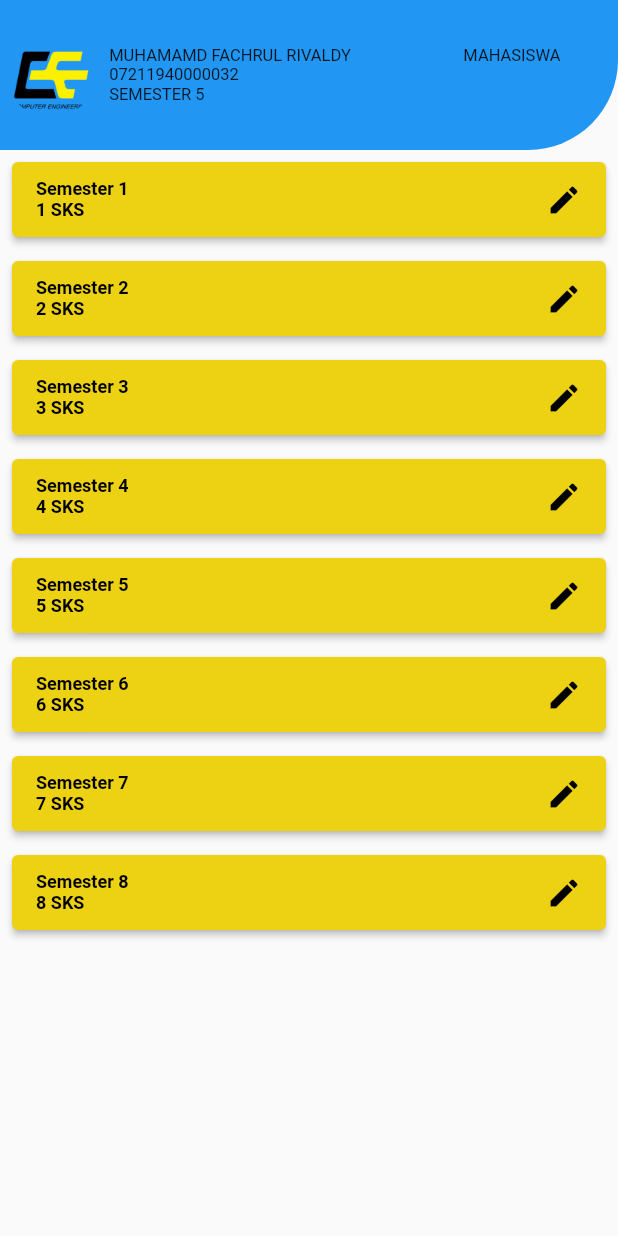
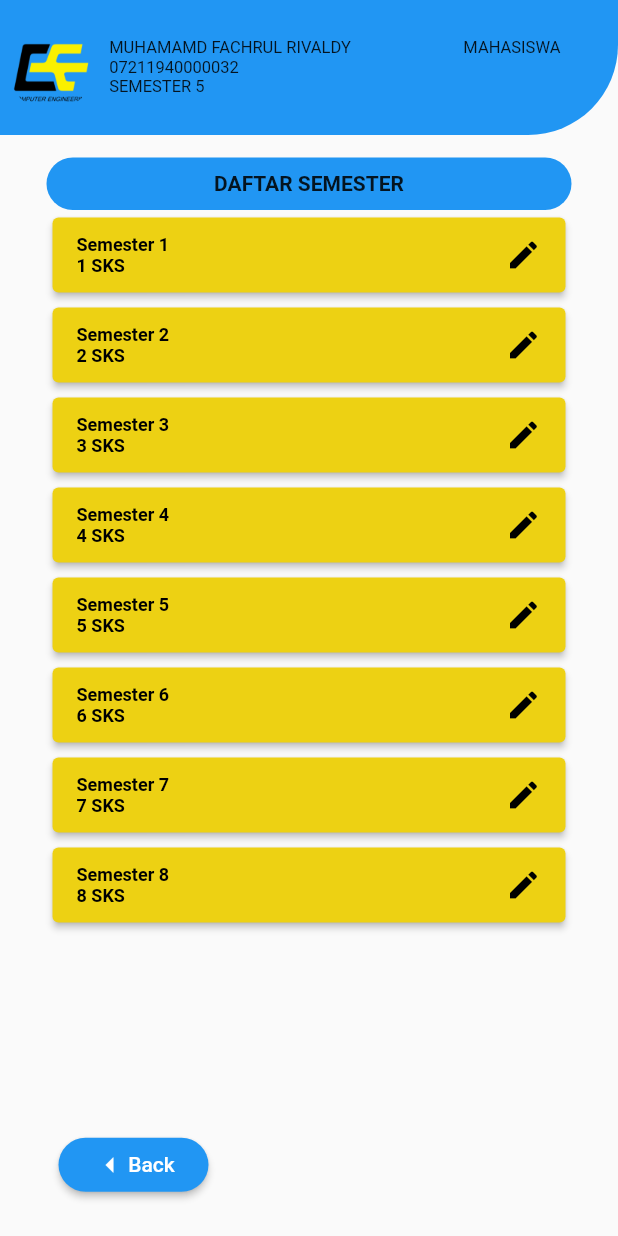
Before and after one commit to FachrulRivaldy/DTK, a Flutter app: the PageSemester screen opened directly, on a phone screen of 412 x 824 dp. Run offline on Flutter 3.47's test engine with Material 2 defaults, Android fonts, the phone set to English and light mode, and no system bars.

Commit message:
pagesemester

```diff
--- a/lib/buttontemplate.dart
+++ b/lib/buttontemplate.dart
@@ -99,7 +99,7 @@ class LongYellow extends StatelessWidget {
   @override
   Widget build(BuildContext context) {
     return Padding(
-      padding: const EdgeInsets.all(8.0),
+      padding: const EdgeInsets.symmetric(horizontal: 35, vertical: 5),
       child: Container(
         height: 50,
         width: 325,
--- a/lib/pagesemester.dart
+++ b/lib/pagesemester.dart
@@ -1,6 +1,7 @@
 import 'package:dtk_database_tekkom/buttontemplate.dart';
 import 'package:flutter/material.dart';
 import 'package:dtk_database_tekkom/loginpage.dart';
+import 'package:dtk_database_tekkom/mainmenu.dart';
 
 class PageSemesterTop extends StatelessWidget {
   const PageSemesterTop({Key? key}) : super(key: key);
@@ -10,7 +11,7 @@ class PageSemesterTop extends StatelessWidget {
     return Container(
         padding: EdgeInsets.symmetric(horizontal: 5),
         width: MediaQuery.of(context).size.width,
-        height: 100,
+        height: 90,
         decoration: BoxDecoration(
             color: Colors.blue,
             borderRadius: BorderRadius.only(bottomRight: Radius.circular(60))),
@@ -65,6 +66,25 @@ class PageSemester extends StatelessWidget {
         child: Column(
           children: [
             PageSemesterTop(),
+            SizedBox(
+              height: 15,
+            ),
+            Container(
+              width: 350,
+              height: 35,
+              decoration: BoxDecoration(
+                  borderRadius: BorderRadius.circular(45), color: Colors.blue),
+              child: Column(
+                mainAxisAlignment: MainAxisAlignment.center,
+                crossAxisAlignment: CrossAxisAlignment.center,
+                children: [
+                  Text(
+                    "DAFTAR SEMESTER",
+                    style: TextStyle(fontWeight: FontWeight.bold),
+                  ),
+                ],
+              ),
+            ),
             Expanded(
               child: ListView(
                 children: [
@@ -92,6 +112,16 @@ class PageSemesterBot extends StatelessWidget {
 
   @override
   Widget build(BuildContext context) {
-    return Container();
+    return Container(
+      height: 70,
+      child: Align(
+        alignment: Alignment(-0.75, 0),
+        child: Column(
+          children: [
+            LongButton(hinttext: "Back", iconArrow: "Left", dest: MainMenu())
+          ],
+        ),
+      ),
+    );
   }
 }
```
